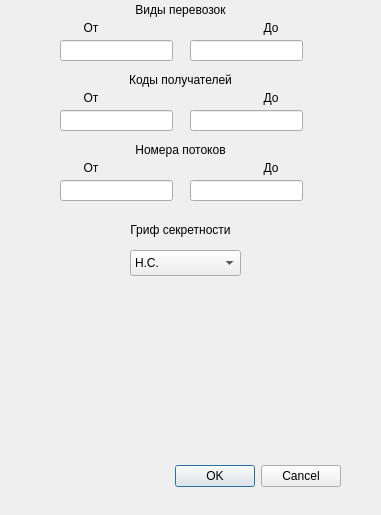
Old version of the form dialogf2.ui in the repository testprojects/myClient.
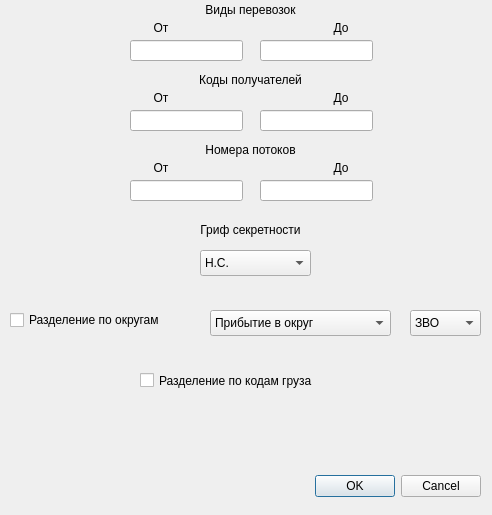
New version of the form.

```diff
--- a/dialogf2.ui
+++ b/dialogf2.ui
@@ -6,7 +6,7 @@
    <rect>
     <x>0</x>
     <y>0</y>
-    <width>381</width>
+    <width>492</width>
     <height>515</height>
    </rect>
   </property>
@@ -16,8 +16,8 @@
   <widget class="QDialogButtonBox" name="buttonBox">
    <property name="geometry">
     <rect>
-     <x>0</x>
-     <y>460</y>
+     <x>140</x>
+     <y>470</y>
      <width>341</width>
      <height>32</height>
     </rect>
@@ -32,7 +32,7 @@
   <widget class="QLineEdit" name="lineEdit_VP_Start">
    <property name="geometry">
     <rect>
-     <x>60</x>
+     <x>130</x>
      <y>40</y>
      <width>113</width>
      <height>21</height>
@@ -42,7 +42,7 @@
   <widget class="QLineEdit" name="lineEdit_VP_End">
    <property name="geometry">
     <rect>
-     <x>190</x>
+     <x>260</x>
      <y>40</y>
      <width>113</width>
      <height>21</height>
@@ -52,7 +52,7 @@
   <widget class="QLineEdit" name="lineEdit_KP_Start">
    <property name="geometry">
     <rect>
-     <x>60</x>
+     <x>130</x>
      <y>110</y>
      <width>113</width>
      <height>21</height>
@@ -62,7 +62,7 @@
   <widget class="QLineEdit" name="lineEdit_KP_End">
    <property name="geometry">
     <rect>
-     <x>190</x>
+     <x>260</x>
      <y>110</y>
      <width>113</width>
      <height>21</height>
@@ -72,7 +72,7 @@
   <widget class="QLineEdit" name="lineEdit_NP_Start">
    <property name="geometry">
     <rect>
-     <x>60</x>
+     <x>130</x>
      <y>180</y>
      <width>113</width>
      <height>21</height>
@@ -82,7 +82,7 @@
   <widget class="QLineEdit" name="lineEdit_NP_End">
    <property name="geometry">
     <rect>
-     <x>190</x>
+     <x>260</x>
      <y>180</y>
      <width>113</width>
      <height>21</height>
@@ -92,7 +92,7 @@
   <widget class="QLabel" name="label">
    <property name="geometry">
     <rect>
-     <x>60</x>
+     <x>130</x>
      <y>0</y>
      <width>241</width>
      <height>20</height>
@@ -108,7 +108,7 @@
   <widget class="QLabel" name="label_2">
    <property name="geometry">
     <rect>
-     <x>60</x>
+     <x>130</x>
      <y>20</y>
      <width>62</width>
      <height>16</height>
@@ -124,7 +124,7 @@
   <widget class="QLabel" name="label_3">
    <property name="geometry">
     <rect>
-     <x>240</x>
+     <x>310</x>
      <y>20</y>
      <width>62</width>
      <height>16</height>
@@ -140,7 +140,7 @@
   <widget class="QLabel" name="label_4">
    <property name="geometry">
     <rect>
-     <x>60</x>
+     <x>130</x>
      <y>90</y>
      <width>62</width>
      <height>16</height>
@@ -156,7 +156,7 @@
   <widget class="QLabel" name="label_5">
    <property name="geometry">
     <rect>
-     <x>60</x>
+     <x>130</x>
      <y>70</y>
      <width>241</width>
      <height>20</height>
@@ -172,7 +172,7 @@
   <widget class="QLabel" name="label_6">
    <property name="geometry">
     <rect>
-     <x>240</x>
+     <x>310</x>
      <y>90</y>
      <width>62</width>
      <height>16</height>
@@ -188,7 +188,7 @@
   <widget class="QLabel" name="label_7">
    <property name="geometry">
     <rect>
-     <x>60</x>
+     <x>130</x>
      <y>160</y>
      <width>62</width>
      <height>16</height>
@@ -204,7 +204,7 @@
   <widget class="QLabel" name="label_8">
    <property name="geometry">
     <rect>
-     <x>60</x>
+     <x>130</x>
      <y>140</y>
      <width>241</width>
      <height>20</height>
@@ -220,7 +220,7 @@
   <widget class="QLabel" name="label_9">
    <property name="geometry">
     <rect>
-     <x>240</x>
+     <x>310</x>
      <y>160</y>
      <width>62</width>
      <height>16</height>
@@ -236,7 +236,7 @@
   <widget class="QComboBox" name="comboBox">
    <property name="geometry">
     <rect>
-     <x>130</x>
+     <x>200</x>
      <y>250</y>
      <width>111</width>
      <height>26</height>
@@ -266,7 +266,7 @@
   <widget class="QLabel" name="label_10">
    <property name="geometry">
     <rect>
-     <x>60</x>
+     <x>130</x>
      <y>220</y>
      <width>241</width>
      <height>20</height>
@@ -279,6 +279,92 @@
     <set>Qt::AlignCenter</set>
    </property>
   </widget>
+  <widget class="QCheckBox" name="checkBox_OKR">
+   <property name="geometry">
+    <rect>
+     <x>10</x>
+     <y>310</y>
+     <width>181</width>
+     <height>20</height>
+    </rect>
+   </property>
+   <property name="text">
+    <string>Разделение по округам</string>
+   </property>
+  </widget>
+  <widget class="QCheckBox" name="checkBox_KG">
+   <property name="geometry">
+    <rect>
+     <x>140</x>
+     <y>370</y>
+     <width>211</width>
+     <height>21</height>
+    </rect>
+   </property>
+   <property name="text">
+    <string>Разделение по кодам груза</string>
+   </property>
+  </widget>
+  <widget class="QComboBox" name="comboBox_Action">
+   <property name="geometry">
+    <rect>
+     <x>210</x>
+     <y>310</y>
+     <width>181</width>
+     <height>26</height>
+    </rect>
+   </property>
+   <item>
+    <property name="text">
+     <string>Прибытие в округ</string>
+    </property>
+   </item>
+   <item>
+    <property name="text">
+     <string>Убытие из округа</string>
+    </property>
+   </item>
+   <item>
+    <property name="text">
+     <string>Транзит через округ</string>
+    </property>
+   </item>
+  </widget>
+  <widget class="QComboBox" name="comboBox_OKR">
+   <property name="geometry">
+    <rect>
+     <x>410</x>
+     <y>310</y>
+     <width>71</width>
+     <height>26</height>
+    </rect>
+   </property>
+   <item>
+    <property name="text">
+     <string>ЗВО</string>
+    </property>
+   </item>
+   <item>
+    <property name="text">
+     <string>ВВО</string>
+    </property>
+   </item>
+   <item>
+    <property name="text">
+     <string>ЮВО</string>
+    </property>
+   </item>
+   <item>
+    <property name="text">
+     <string>СВО</string>
+    </property>
+   </item>
+   <item>
+    <property name="text">
+     <string>ЦВО</string>
+    </property>
+   </item>
+  </widget>
  </widget>
  <resources/>
  <connections>
```
